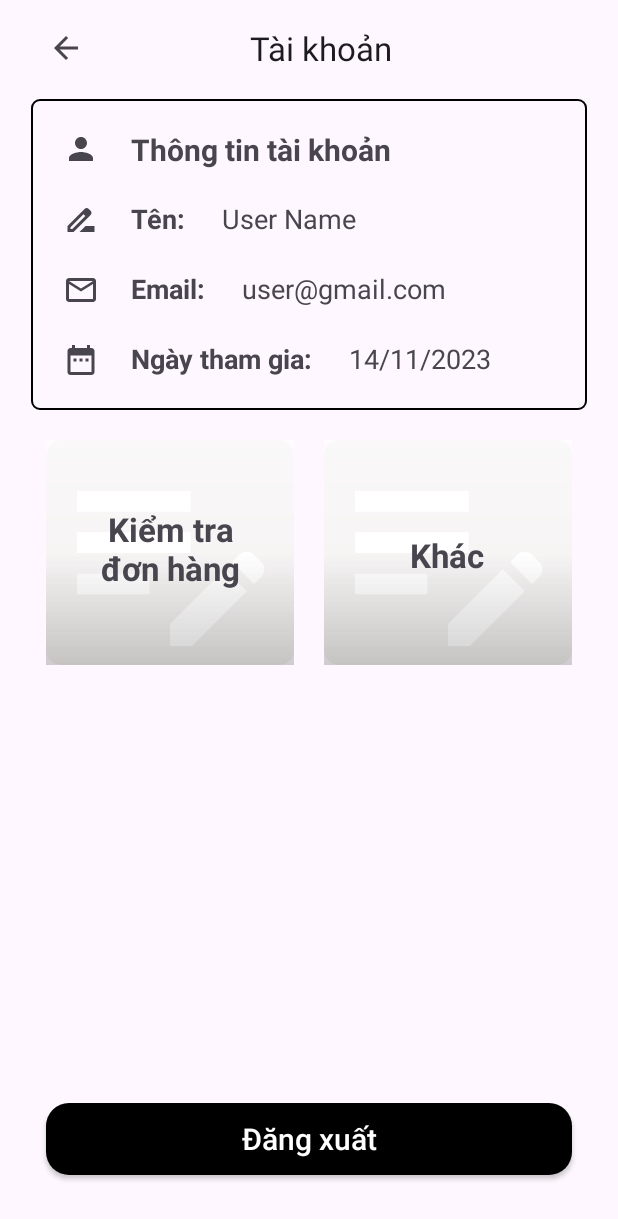
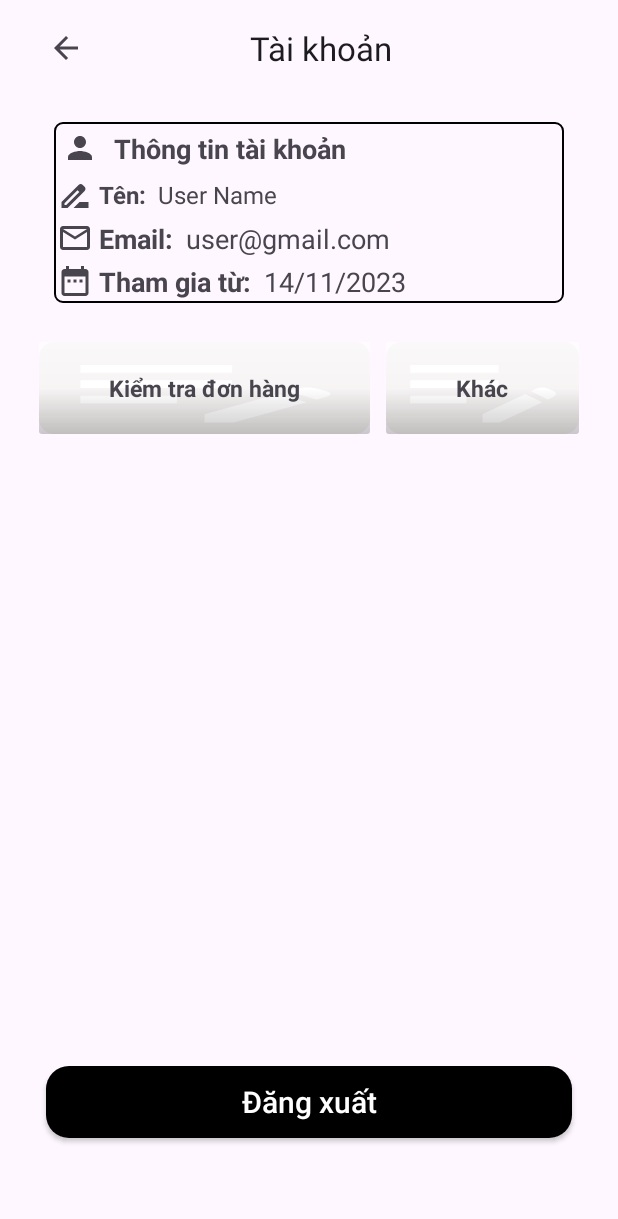
Before and after one commit to thanhhuydoan2002/Clothes_Store, an Android app: the layout profile_fragment.xml on its own in the app's theme, with its tools: preview values and no code run, on a phone screen of 412 x 824 dp. Shown: the top 1219 px of the screen. Run offline under Robolectric (Android 15) with nearby library versions, the phone set to English and light mode, and no system bars.

Commit message:
profile fragment added and UI updated

```diff
--- a/app/src/main/java/com/example/tools_store_app/MainFragment.kt
+++ b/app/src/main/java/com/example/tools_store_app/MainFragment.kt
@@ -102,9 +102,9 @@ class MainFragment : Fragment(R.layout.main_fragment), CategoryOnClickInterface,
 
                 R.id.profileFragment -> {
 
-                    auth.signOut()
+//                    auth.signOut()
                     Navigation.findNavController(requireActivity(), R.id.fragmentContainerView)
-                        .navigate(R.id.action_mainFragment_to_loginFragment)
+                        .navigate(R.id.action_mainFragment_to_profileFragment)
                     true
                 }
 
--- a/app/src/main/res/drawable/blur_bg_1.xml
+++ b/app/src/main/res/drawable/blur_bg_1.xml
@@ -6,7 +6,7 @@
     <item>
         <shape android:shape="rectangle">
             <corners
-                android:radius="1dp"/>
+                android:radius="2dp"/>
 
             <gradient
                 android:angle="90"
--- a/app/src/main/res/layout/profile_fragment.xml
+++ b/app/src/main/res/layout/profile_fragment.xml
@@ -38,7 +38,7 @@
             android:layout_width="match_parent"
             android:layout_height="wrap_content"
             android:orientation="vertical"
-            android:padding="10dp"
+            android:layout_margin="15dp"
             android:background="@drawable/border">
 
             <LinearLayout
@@ -50,7 +50,7 @@
                     android:layout_width="wrap_content"
                     android:layout_height="wrap_content"
                     android:src="@drawable/ic_baseline_person_24"
-                    android:padding="11dp"
+                    android:padding="5dp"
                     android:backgroundTint="@color/black"/>
 
                 <TextView
@@ -58,8 +58,8 @@
                     android:layout_width="wrap_content"
                     android:layout_height="wrap_content"
                     android:text="Thông tin tài khoản"
-                    android:padding="10dp"
-                    android:textSize="20sp"
+                    android:padding="5dp"
+                    android:textSize="18sp"
                     android:textStyle="bold"/>
 
             </LinearLayout>
@@ -74,7 +74,7 @@
                     android:layout_width="wrap_content"
                     android:layout_height="wrap_content"
                     android:src="@drawable/ic_baseline_drive_file_rename_outline_24"
-                    android:padding="11dp"
+                    android:padding="2dp"
                     android:backgroundTint="@color/black"/>
 
                 <TextView
@@ -82,8 +82,8 @@
                     android:layout_width="wrap_content"
                     android:layout_height="wrap_content"
                     android:text="Tên: "
-                    android:padding="10dp"
-                    android:textSize="18sp"
+                    android:padding="2dp"
+                    android:textSize="16sp"
                     android:textStyle="bold"/>
 
                 <TextView
@@ -91,8 +91,8 @@
                     android:layout_width="wrap_content"
                     android:layout_height="wrap_content"
                     android:layout_weight="1"
-                    android:padding="10dp"
-                    android:textSize="18sp"
+                    android:padding="2dp"
+                    android:textSize="16sp"
                     tools:text="User Name" />
             </LinearLayout>
 
@@ -105,7 +105,7 @@
                     android:layout_width="wrap_content"
                     android:layout_height="wrap_content"
                     android:src="@drawable/ic_baseline_mail_outline_24"
-                    android:padding="11dp"
+                    android:padding="2dp"
                     android:backgroundTint="@color/black"/>
 
                 <TextView
@@ -113,7 +113,7 @@
                     android:layout_width="wrap_content"
                     android:layout_height="wrap_content"
                     android:text="Email: "
-                    android:padding="10dp"
+                    android:padding="2dp"
                     android:textSize="18sp"
                     android:textStyle="bold"/>
 
@@ -122,7 +122,7 @@
                     android:layout_width="wrap_content"
                     android:layout_height="wrap_content"
                     android:layout_weight="1"
-                    android:padding="10dp"
+                    android:padding="2dp"
                     android:textSize="18sp"
                     tools:text="user@gmail.com" />
             </LinearLayout>
@@ -136,15 +136,15 @@
                     android:layout_width="wrap_content"
                     android:layout_height="wrap_content"
                     android:src="@drawable/ic_baseline_date_range_24"
-                    android:padding="11dp"
+                    android:padding="2dp"
                     android:backgroundTint="@color/black"/>
 
                 <TextView
                     android:id="@+id/tvEmail2"
                     android:layout_width="wrap_content"
                     android:layout_height="wrap_content"
-                    android:text="Ngày tham gia: "
-                    android:padding="10dp"
+                    android:text="Tham gia từ: "
+                    android:padding="2dp"
                     android:textSize="18sp"
                     android:textStyle="bold"/>
 
@@ -153,7 +153,7 @@
                     android:layout_width="wrap_content"
                     android:layout_height="wrap_content"
                     android:layout_weight="1"
-                    android:padding="10dp"
+                    android:padding="2dp"
                     android:textSize="18sp"
                     tools:text="14/11/2023" />
             </LinearLayout>
@@ -164,60 +164,65 @@
             android:layout_width="match_parent"
             android:layout_height="wrap_content"
             android:orientation="horizontal"
-            android:layout_marginTop="10dp"
+            android:layout_marginTop="5dp"
 
             android:weightSum="2"
             >
 
             <FrameLayout
-                android:layout_width="100dp"
-                android:layout_height="150dp"
+                android:id="@+id/btnCheckOrder"
+                android:layout_width="wrap_content"
+                android:layout_height="match_parent"
                 android:background="@drawable/custom_order_background"
                 android:layout_weight="1"
                 android:orientation="vertical"
-                android:layout_margin="10dp"
-                android:layout_gravity="center">
+                android:layout_margin="5dp"
+                android:layout_gravity="center"
+                android:clickable="true">
 
                 <ImageView
                     android:layout_width="match_parent"
                     android:layout_height="match_parent"
-                    android:src="@drawable/blur_bg_1"
-                    android:scaleType="centerCrop"/>
+                    android:scaleType="fitXY"
+                    android:src="@drawable/blur_bg_1" />
 
                 <TextView
-                    android:layout_width="100dp"
-                    android:layout_height="60dp"
+                    android:layout_width="wrap_content"
+                    android:layout_height="match_parent"
                     android:layout_gravity="center"
-                    android:layout_margin="40dp"
+                    android:layout_margin="10dp"
+                    android:padding="10dp"
                     android:text="Kiểm tra đơn hàng"
                     android:textAlignment="center"
-                    android:textSize="22sp"
+                    android:textSize="15sp"
                     android:textStyle="bold" />
             </FrameLayout>
 
             <FrameLayout
-                android:layout_width="100dp"
-                android:layout_height="150dp"
+                android:layout_width="wrap_content"
+                android:layout_height="match_parent"
                 android:background="@drawable/custom_order_background"
                 android:layout_weight="1"
                 android:orientation="vertical"
-                android:layout_margin="10dp"
-                android:layout_gravity="center">
+                android:layout_margin="5dp"
+                android:layout_gravity="center"
+                android:clickable="true">
 
                 <ImageView
                     android:layout_width="match_parent"
                     android:layout_height="match_parent"
-                    android:src="@drawable/blur_bg_1"
-                    android:scaleType="centerCrop"/>
+                    android:scaleType="fitXY"
+                    android:src="@drawable/blur_bg_1" />
 
                 <TextView
-                    android:layout_width="50dp"
-                    android:layout_height="25dp"
+                    android:layout_width="wrap_content"
+                    android:layout_height="match_parent"
                     android:layout_gravity="center"
-                    android:layout_margin="25dp"
+                    android:layout_margin="10dp"
+                    android:padding="10dp"
                     android:text="Khác"
                     android:textAlignment="center"
-                    android:textSize="22sp"
+                    android:textSize="15sp"
                     android:textStyle="bold" />
             </FrameLayout>
         </LinearLayout>
@@ -255,7 +260,7 @@
         android:layout_width="wrap_content"
         android:layout_height="wrap_content"
         android:orientation="horizontal"
-        app:layout_constraintGuide_percent="0.88" />
+        app:layout_constraintGuide_percent="0.85" />
 
     <androidx.constraintlayout.widget.Guideline
         android:id="@+id/guideline3"
--- a/app/src/main/res/menu/bnv_items.xml
+++ b/app/src/main/res/menu/bnv_items.xml
@@ -22,7 +22,7 @@
     <item
         android:id="@+id/profileFragment"
         android:enabled="true"
-        android:icon="@drawable/logout_svg"
-        android:title="Trang cá nhân" />
+        android:icon="@drawable/ic_baseline_person_24"
+        android:title="Tôi" />
 
 </menu>
```
Also changed, not shown: app/src/main/java/com/example/tools_store_app/ProfileFragment.kt (added, +47 -0 lines), app/src/main/res/navigation/nav_graph.xml (+38 -0 lines).
